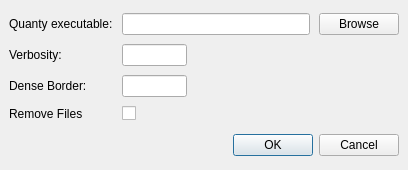
First picture: the form in crispy/gui/uis/quanty/preferences.ui, repository mretegan/crispy, before the edit.
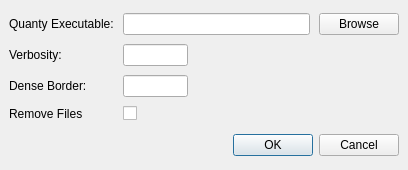
Second picture: the form after the edit.

```diff
--- a/crispy/gui/uis/quanty/preferences.ui
+++ b/crispy/gui/uis/quanty/preferences.ui
@@ -102,7 +102,7 @@
      <item row="0" column="0">
       <widget class="QLabel" name="pathLabel">
        <property name="text">
-        <string>Quanty executable:</string>
+        <string>Quanty Executable:</string>
        </property>
       </widget>
      </item>
```
